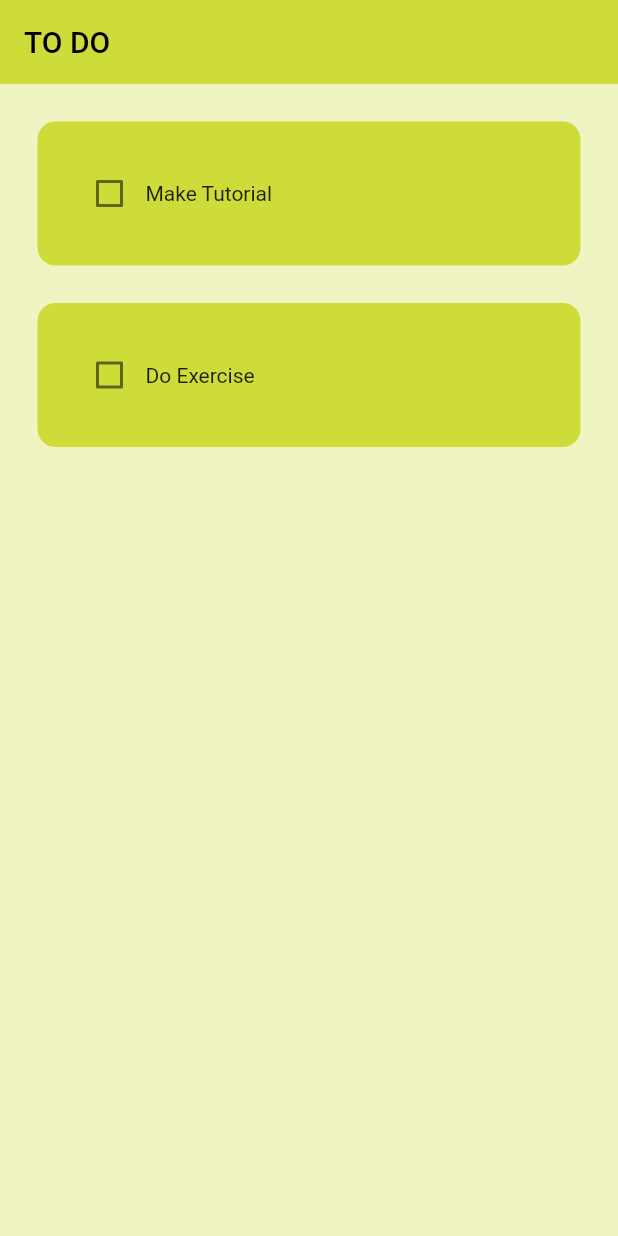
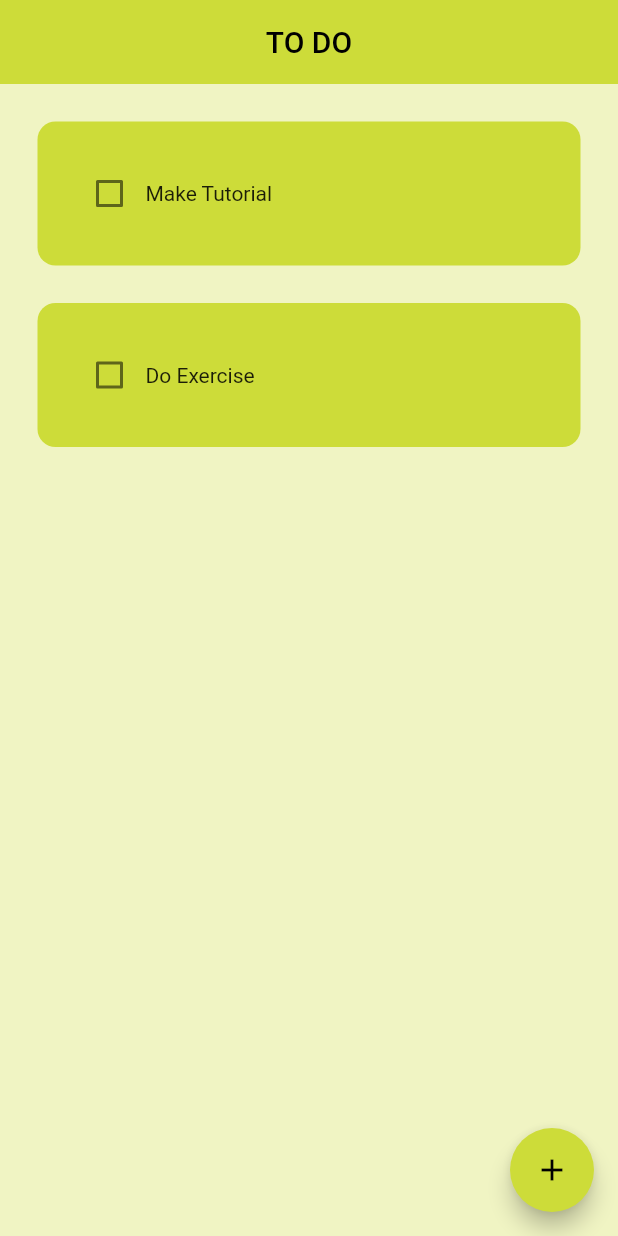
Before and after one commit to beguti/todo_app_2, a Flutter app: the screen it shows after launch, on a phone screen of 412 x 824 dp. Run offline on Flutter 3.47's test engine with Material 3 defaults, Android fonts, the phone set to English and light mode, and no system bars.

Commit message:
"Added text controller, dialog box, and floating action button to HomePage; updated ToDoTile with checkbox and text styling"

```diff
--- a/lib/pages/home_page.dart
+++ b/lib/pages/home_page.dart
@@ -1,6 +1,7 @@
 // ignore_for_file: prefer_const_constructors
 
 import 'package:flutter/material.dart';
+import 'package:todo_app_2/util/dialog_box.dart';
 import 'package:todo_app_2/util/todo_tile.dart';
 
 class HomePage extends StatefulWidget {
@@ -11,6 +12,11 @@ class HomePage extends StatefulWidget {
 }
 
 class _HomePageState extends State<HomePage> {
+
+//text controller
+final _controller= TextEditingController();
+
+  //list of todo tasks
   List toDoList = [
     ["Make Tutorial", false],
     ["Do Exercise", false],
@@ -19,8 +25,19 @@ class _HomePageState extends State<HomePage> {
   //checkbox was tapped
   void checkBoxChanged(bool? value, int index) {
     setState(() {
-      toDoList[index][1]=!toDoList[index][1];
+      toDoList[index][1] = !toDoList[index][1];
     });
+  }
+
+//create a new task
+  void createNewTask() {
+    showDialog(
+      context: context,
+      builder: (context) {
+        return DialogBox(controller: _controller,);
+      },
+    );
+    setState(() {});
   }
 
   @override
@@ -29,8 +46,16 @@ class _HomePageState extends State<HomePage> {
       backgroundColor: Colors.lime[100],
       appBar: AppBar(
         title: Text("TO DO"),
+        centerTitle: true,
         elevation: 0,
       ),
+
+      //Add Button
+      floatingActionButton: FloatingActionButton(
+        onPressed: createNewTask,
+        child: Icon(Icons.add),
+      ),
+
       body: ListView.builder(
         itemCount: toDoList.length,
         itemBuilder: (context, index) {
--- a/lib/util/todo_tile.dart
+++ b/lib/util/todo_tile.dart
@@ -1,4 +1,4 @@
-// ignore_for_file: prefer_const_constructors, sort_child_properties_last, prefer_const_literals_to_create_immutables
+// ignore_for_file: prefer_const_constructors, sort_child_properties_last, prefer_const_literals_to_create_immutables, must_be_immutable
 
 import 'package:flutter/material.dart';
 
@@ -26,10 +26,21 @@ class ToDoTile extends StatelessWidget {
         child: Row(
           children: [
             //checkbox
-            Checkbox(value: taskCompleted, onChanged: onChanged),
+            Checkbox(
+              value: taskCompleted,
+              onChanged: onChanged,
+              activeColor: Colors.grey,
+            ),
 
             //task name
-            Text(taskName),
+            Text(
+              taskName,
+              style: TextStyle(
+                decoration: taskCompleted
+                    ? TextDecoration.lineThrough
+                    : TextDecoration.none,
+              ),
+            ),
           ],
         ),
         decoration: BoxDecoration(
```
Also changed, not shown: lib/util/dialog_box.dart (added, +52 -0 lines), lib/util/my_button.dart (added, +21 -0 lines).
